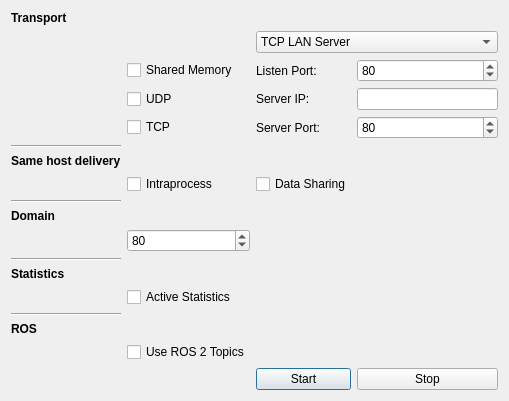
Above: forms/participantdialog.ui from eProsima/ShapesDemo before the change. Below: the same form after it.
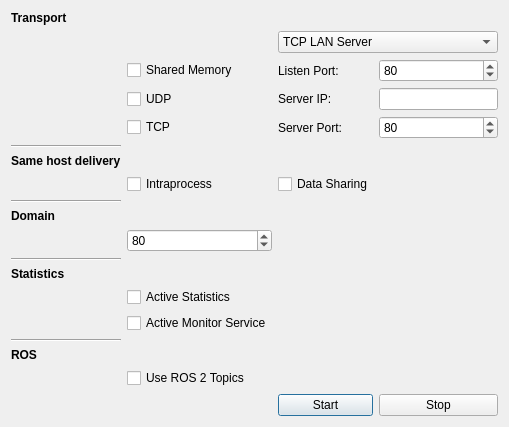
That is the form after the change.

Commit message: Refs #20034: Enable-Disable monitor service on shapes demo

The edit to the form file:
```diff
--- a/forms/participantdialog.ui
+++ b/forms/participantdialog.ui
@@ -161,14 +161,21 @@
      </property>
     </widget>
    </item>
-   <item row="21" column="0">
+   <item row="21" column="1">
+    <widget class="QCheckBox" name="monitorServiceCheckBox">
+     <property name="text">
+      <string>Active Monitor Service</string>
+     </property>
+    </widget>
+   </item>
+   <item row="22" column="0">
     <widget class="Line" name="line_5">
      <property name="orientation">
       <enum>Qt::Horizontal</enum>
      </property>
     </widget>
    </item>
-   <item row="22" column="0">
+   <item row="23" column="0">
     <widget class="QLabel" name="label_12">
      <property name="font">
       <font>
@@ -181,7 +188,7 @@
      </property>
     </widget>
    </item>
-   <item row="23" column="1">
+   <item row="24" column="1">
     <widget class="QCheckBox" name="rosTopicCheckBox">
      <property name="text">
       <string>Use ROS 2 Topics</string>
```
The commit also changes 4 other files.
